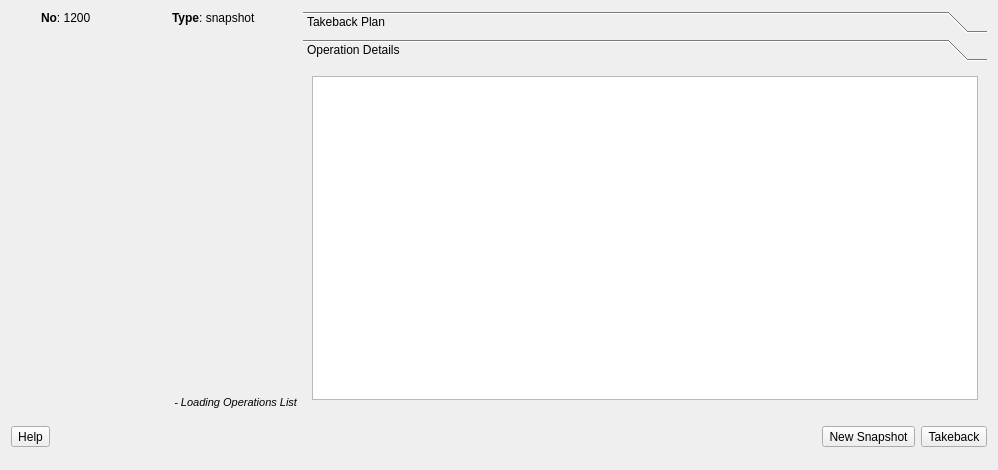
This is kde4/history-manager/ui/mainwindow.ui in pars-linux/uludag as Qt 5 draws it before an edit. The edited form follows.
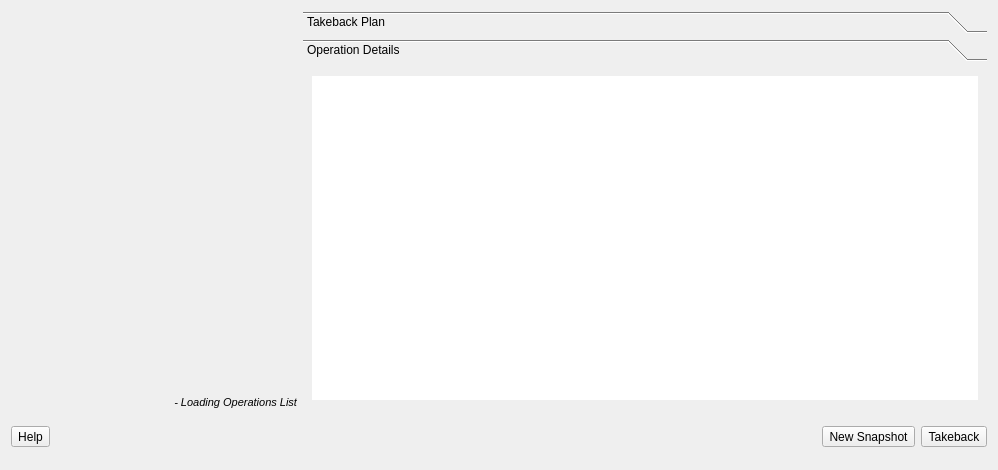
This is the edited form. The open tabs and pages were chosen to show the change. Icons and pictures are not drawn.

```diff
--- a/kde4/history-manager/ui/mainwindow.ui
+++ b/kde4/history-manager/ui/mainwindow.ui
@@ -349,7 +349,11 @@
           <enum>QFrame::Plain</enum>
          </property>
          <property name="text" >
-          <string>&lt;b>No&lt;/b>: 1200</string>
+          <string>&lt;!DOCTYPE HTML PUBLIC "-//W3C//DTD HTML 4.0//EN" "http://www.w3.org/TR/REC-html40/strict.dtd">
+&lt;html>&lt;head>&lt;meta name="qrichtext" content="1" />&lt;style type="text/css">
+p, li { white-space: pre-wrap; }
+&lt;/style>&lt;/head>&lt;body style=" font-family:'Sans Serif'; font-size:10pt; font-weight:400; font-style:normal;">
+&lt;p style="-qt-paragraph-type:empty; margin-top:0px; margin-bottom:0px; margin-left:0px; margin-right:0px; -qt-block-indent:0; text-indent:0px;">&lt;/p>&lt;/body>&lt;/html></string>
          </property>
          <property name="textFormat" >
           <enum>Qt::RichText</enum>
@@ -374,7 +378,11 @@
           <enum>QFrame::Plain</enum>
          </property>
          <property name="text" >
-          <string>&lt;b>Type&lt;/b>: snapshot</string>
+          <string>&lt;!DOCTYPE HTML PUBLIC "-//W3C//DTD HTML 4.0//EN" "http://www.w3.org/TR/REC-html40/strict.dtd">
+&lt;html>&lt;head>&lt;meta name="qrichtext" content="1" />&lt;style type="text/css">
+p, li { white-space: pre-wrap; }
+&lt;/style>&lt;/head>&lt;body style=" font-family:'Sans Serif'; font-size:10pt; font-weight:400; font-style:normal;">
+&lt;p style="-qt-paragraph-type:empty; margin-top:0px; margin-bottom:0px; margin-left:0px; margin-right:0px; -qt-block-indent:0; text-indent:0px;">&lt;/p>&lt;/body>&lt;/html></string>
          </property>
          <property name="textFormat" >
           <enum>Qt::RichText</enum>
@@ -480,27 +488,9 @@
       </attribute>
       <layout class="QGridLayout" name="gridLayout_3" >
        <item row="0" column="0" >
-        <widget class="QListView" name="listView" >
+        <widget class="QListWidget" name="listWidget" >
          <property name="frameShape" >
-          <enum>QFrame::StyledPanel</enum>
-         </property>
-         <property name="frameShadow" >
-          <enum>QFrame::Plain</enum>
-         </property>
-         <property name="editTriggers" >
-          <set>QAbstractItemView::NoEditTriggers</set>
-         </property>
-         <property name="showDropIndicator" stdset="0" >
-          <bool>false</bool>
-         </property>
-         <property name="alternatingRowColors" >
-          <bool>true</bool>
-         </property>
-         <property name="uniformItemSizes" >
-          <bool>true</bool>
-         </property>
-         <property name="selectionRectVisible" >
-          <bool>false</bool>
+          <enum>QFrame::NoFrame</enum>
          </property>
         </widget>
        </item>
```
Left out of the diff: 2 changed lines with no effect on the pictures.
